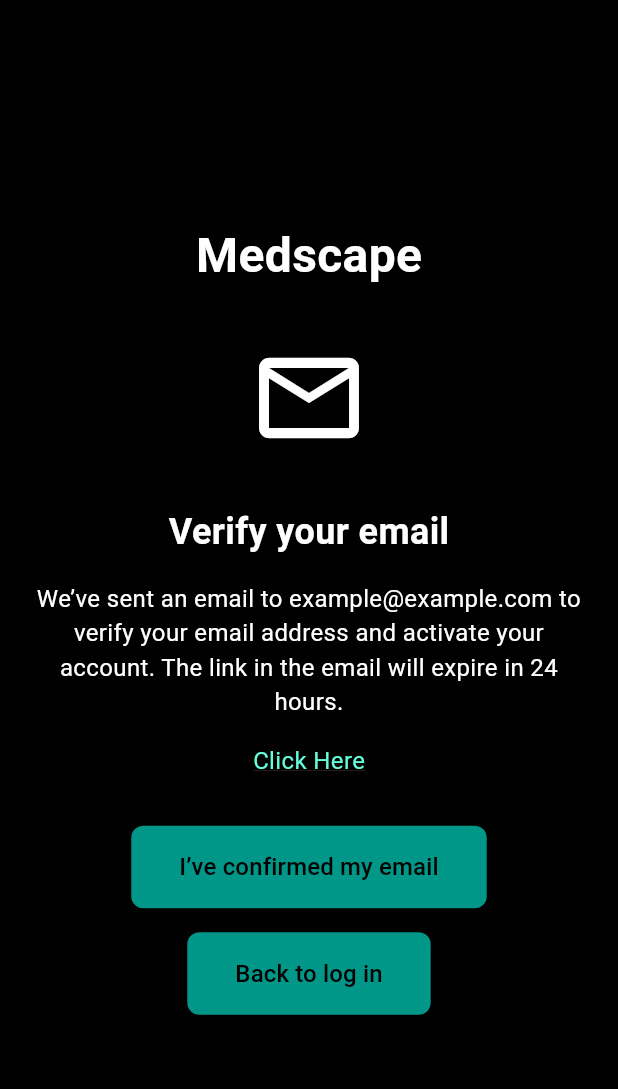
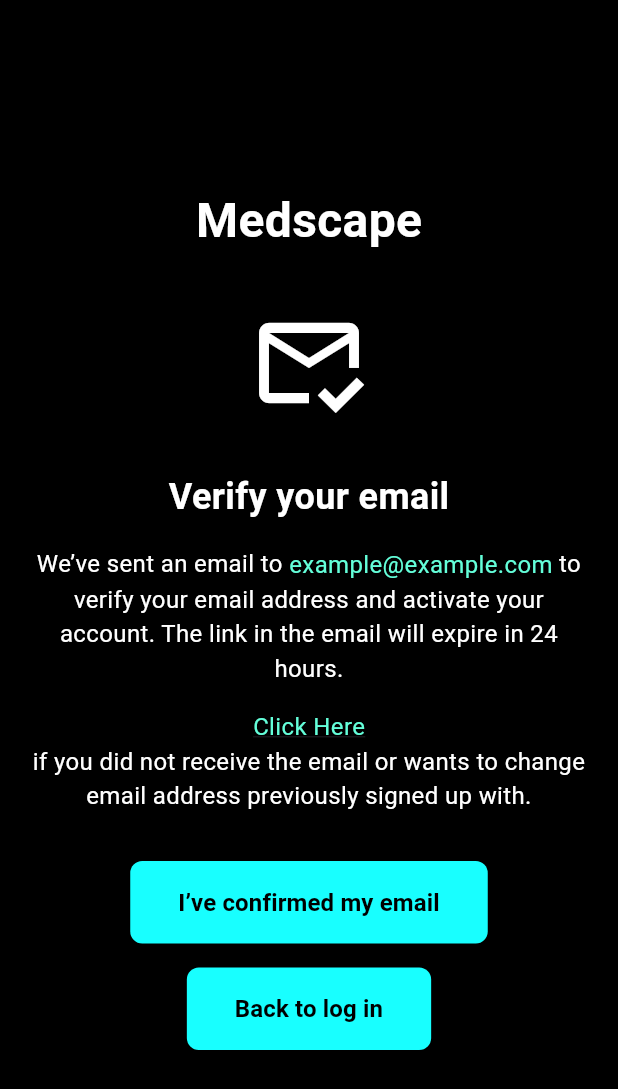
Before and after one commit to DewanggaHaryonoP/medscape-mobapps, a Flutter app: the screen it shows after launch, on a phone screen of 412 x 824 dp. Shown: the top 1089 px of the screen. Run offline on Flutter 3.47's test engine with Material 3 defaults, Android fonts, the phone set to English and light mode, and no system bars; project files that could hold a hidden picture were left out.

Commit message:
emailverifscreen2

```diff
--- a/lib/main.dart
+++ b/lib/main.dart
@@ -1,5 +1,4 @@
 import 'package:flutter/material.dart';
-import 'screens/login_screen.dart';
 import 'screens/email_verification_screen.dart';
 
 void main() {
--- a/lib/screens/email_verification_screen.dart
+++ b/lib/screens/email_verification_screen.dart
@@ -25,7 +25,7 @@
             ),
             SizedBox(height: 32),
             Icon(
-              Icons.email_outlined,
+              Icons.mark_email_read_outlined,
               size: 80,
               color: Colors.white,
             ),
@@ -39,20 +39,51 @@
               ),
             ),
             SizedBox(height: 16),
-            Text(
-              'We’ve sent an email to $emailAddress to verify your email address and activate your account. The link in the email will expire in 24 hours.',
+            Text.rich(
+              TextSpan(
+                children: [
+                  TextSpan(
+                    text: 'We’ve sent an email to ',
                     style: TextStyle(
                       fontSize: 16,
                       color: Colors.white,
                     ),
+                  ),
+                  WidgetSpan(
+                    alignment: PlaceholderAlignment.middle,
+                    baseline: TextBaseline.ideographic,
+                    child: GestureDetector(
+                      onTap: () {
+                      },
+                      child: Text(
+                        '$emailAddress',
+                        style: TextStyle(
+                          fontSize: 16,
+                          color: Colors.tealAccent,
+                        ),
+                      ),
+                    ),
+                  ),
+                  TextSpan(
+                    text: ' to verify your email address and activate your account. The link in the email will expire in 24 hours.',
+                    style: TextStyle(
+                      fontSize: 16,
+                      color: Colors.white,
+                    ),
+                  ),
+                ],
+              ),
               textAlign: TextAlign.center,
             ),
+
             SizedBox(height: 16),
             GestureDetector(
               onTap: () {
                 // Handle click here action
               },
-              child: Text(
+              child: Column(
+                children: [
+                  Text(
                     'Click Here',
                     style: TextStyle(
                       fontSize: 16,
@@ -60,11 +91,21 @@
                       decoration: TextDecoration.underline,
                     ),
                   ),
+                  Text(
+                    'if you did not receive the email or wants to change email address previously signed up with.',
+                    style: TextStyle(
+                      fontSize: 16,
+                      color: Colors.white,
+                    ),
+                    textAlign: TextAlign.center,
+                  ),
+                ],
+              ),
             ),
             SizedBox(height: 32),
             ElevatedButton(
               style: ElevatedButton.styleFrom(
-                backgroundColor: Colors.teal, // Use backgroundColor instead of primary
+                backgroundColor: Colors.cyanAccent,
                 padding: EdgeInsets.symmetric(horizontal: 32, vertical: 16),
                 shape: RoundedRectangleBorder(
                   borderRadius: BorderRadius.circular(8),
@@ -78,13 +119,15 @@
                 style: TextStyle(
                   color: Colors.black,
                   fontSize: 16,
+                  fontWeight: FontWeight.bold,
                 ),
+                textAlign: TextAlign.center,
               ),
             ),
             SizedBox(height: 16),
             ElevatedButton(
               style: ElevatedButton.styleFrom(
-                backgroundColor: Colors.teal, // Use backgroundColor instead of primary
+                backgroundColor: Colors.cyanAccent,
                 padding: EdgeInsets.symmetric(horizontal: 32, vertical: 16),
                 shape: RoundedRectangleBorder(
                   borderRadius: BorderRadius.circular(8),
@@ -98,7 +141,9 @@
                 style: TextStyle(
                   color: Colors.black,
                   fontSize: 16,
+                  fontWeight: FontWeight.bold,
                 ),
+                textAlign: TextAlign.center,
               ),
             ),
           ],
```
Lines whose indentation alone changed are shown as unchanged.
